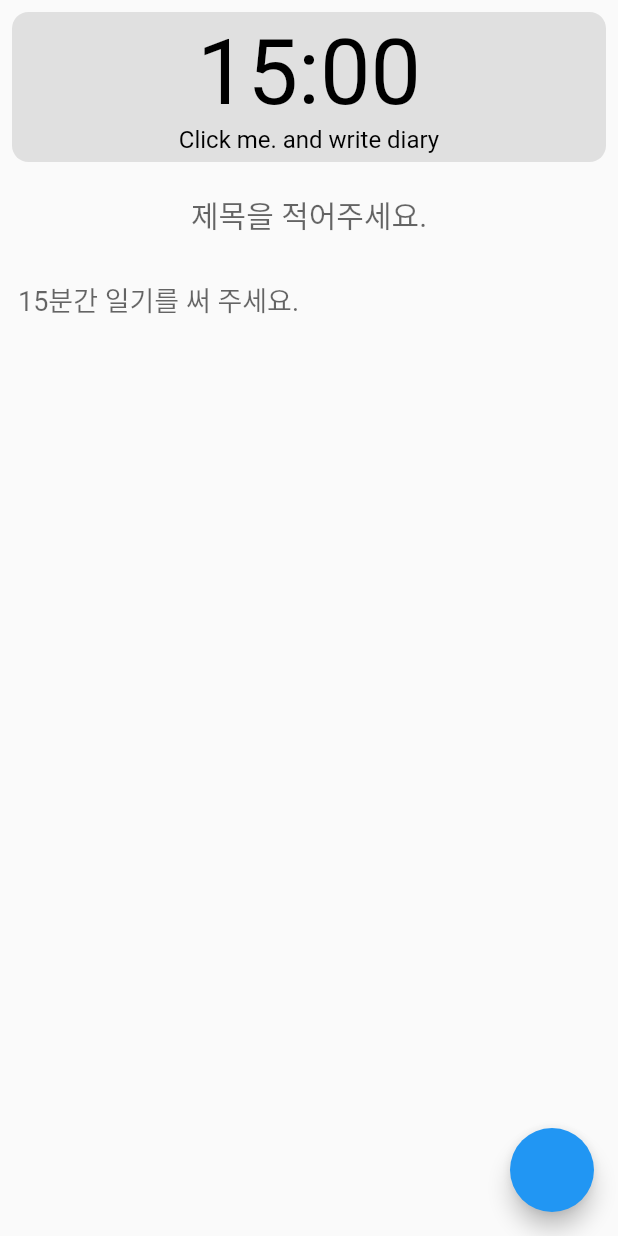
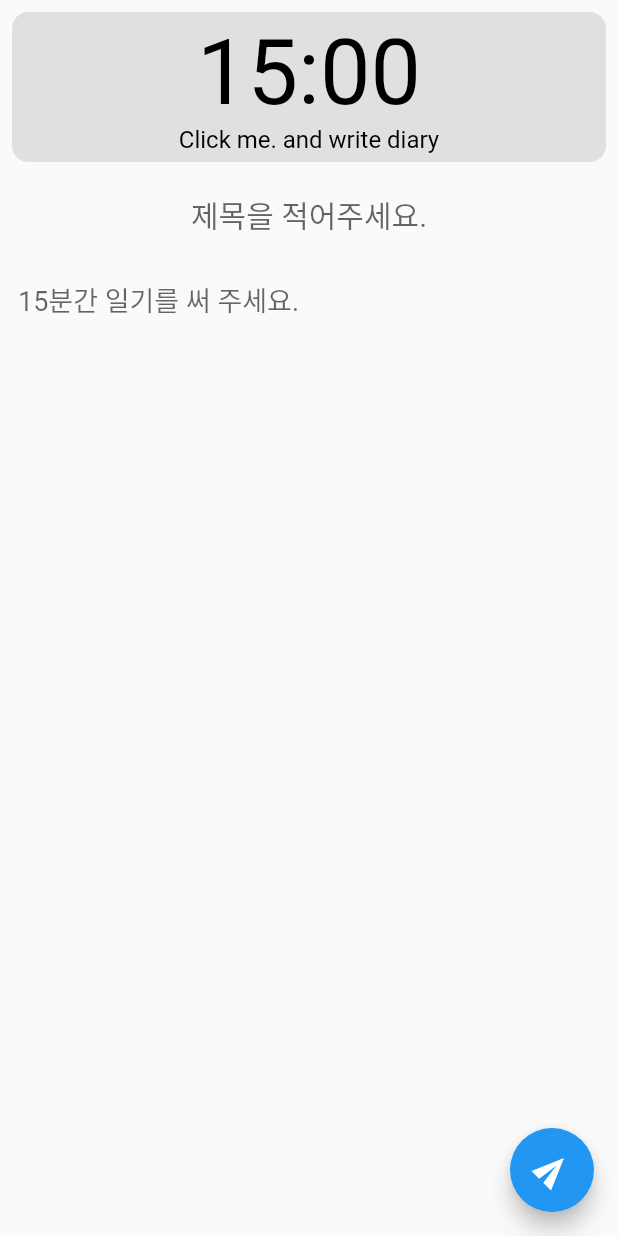
Before and after one commit to C0deWave/fifteen_minute_diary, a Flutter app: the WriteDiaryScreen screen opened directly, on a phone screen of 412 x 824 dp. Run offline on Flutter 3.47's test engine with Material 2 defaults, Android fonts, the phone set to English and light mode, and no system bars; our stand-ins replace auto_size_text, date_format, flutter_sticky_header, flutter_svg_provider, get, introduction_screen and 2 more; missing offline and left inert: cupertino_tabbar; accounts and stored records are empty; network calls fail; statements that could not run were skipped.

Commit message:
Style: writeScreen FAB 아이콘 변경

```diff
--- a/lib/write_diary_screen/write_diary_screen.dart
+++ b/lib/write_diary_screen/write_diary_screen.dart
@@ -24,6 +24,9 @@ class WriteDiaryScreen extends StatelessWidget {
       },
       child: Scaffold(
         floatingActionButton: FloatingActionButton(
+          child: RotationTransition(
+              turns: AlwaysStoppedAnimation((315 / 360)),
+              child: Icon(Icons.send)),
           onPressed: () {},
         ),
         body: SafeArea(
```
